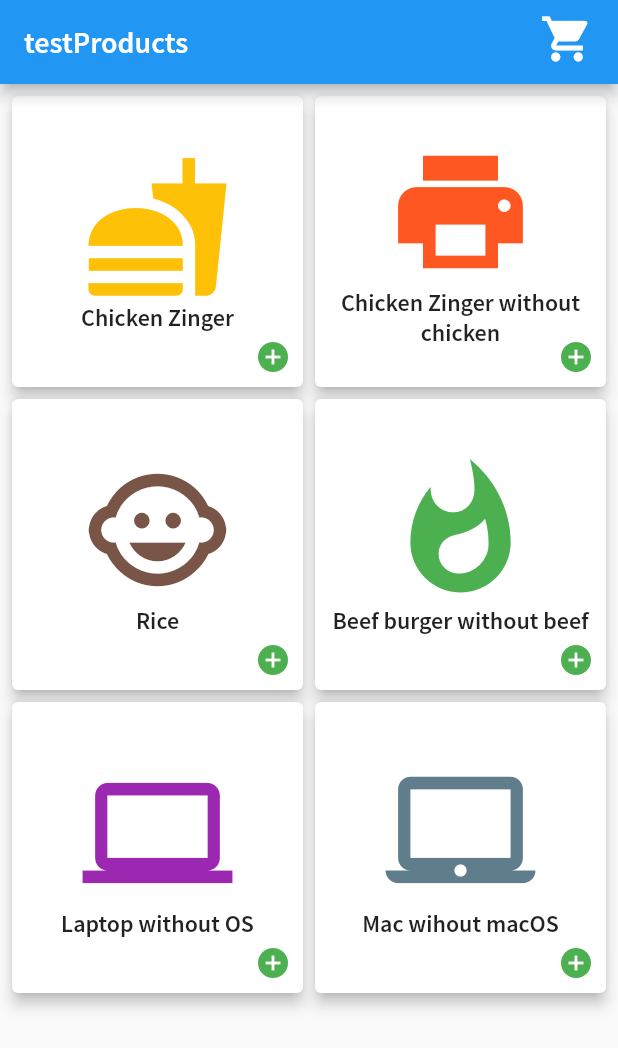
After one commit to Nader15/gas, a Flutter app: the TestProducts screen opened directly, after a tap on the "shopping cart" icon, on a phone screen of 412 x 824 dp. The commit adds this screen. Shown: the top 1048 px of the screen. Run offline on Flutter 3.47's test engine with Material 2 defaults, Android fonts, the phone set to English and light mode, and no system bars; our stand-ins replace flutter_svg, image_picker, localize_and_translate, shared_preferences; missing offline and left inert: xs_progress_hud; accounts and stored records are empty.

Commit message:
card edits

```diff
--- /dev/null
+++ b/lib/ui/TestLocalCart/CartModel.dart
@@ -0,0 +1,9 @@
+import 'package:flutter/material.dart';
+
+class CartModel {
+  final String name;
+  final IconData icon;
+  final Color color;
+
+  CartModel({this.name, this.icon, this.color});
+}
--- /dev/null
+++ b/lib/ui/TestLocalCart/test_products.dart
@@ -0,0 +1,222 @@
+import 'package:flutter/material.dart';
+import 'package:gas/ui/TestLocalCart/CartModel.dart';
+import 'package:gas/ui/TestLocalCart/test_cart.dart';
+
+
+
+class TestProducts extends StatefulWidget {
+  TestProducts({Key key, this.title}) : super(key: key);
+  final String title;
+
+  @override
+  _TestProductsState createState() => _TestProductsState();
+}
+
+class _TestProductsState extends State<TestProducts> {
+  List<CartModel> _dishes = List<CartModel>();
+
+  List<CartModel> _cartList = List<CartModel>();
+
+  @override
+  void initState() {
+    super.initState();
+    _populateDishes();
+  }
+
+  @override
+  Widget build(BuildContext context) {
+    return Scaffold(
+      appBar: AppBar(
+        title: Text("testProducts"),
+        actions: <Widget>[
+          Padding(
+            padding: const EdgeInsets.only(right: 16.0, top: 8.0),
+            child: GestureDetector(
+              child: Stack(
+                alignment: Alignment.topCenter,
+                children: <Widget>[
+                  Icon(
+                    Icons.shopping_cart,
+                    size: 36.0,
+                  ),
+                  if (_cartList.length > 0)
+                    Padding(
+                      padding: const EdgeInsets.only(left: 2.0),
+                      child: CircleAvatar(
+                        radius: 8.0,
+                        backgroundColor: Colors.red,
+                        foregroundColor: Colors.white,
+                        child: Text(
+                          _cartList.length.toString(),
+                          style: TextStyle(
+                            fontWeight: FontWeight.bold,
+                            fontSize: 12.0,
+                          ),
+                        ),
+                      ),
+                    ),
+                ],
+              ),
+              onTap: () {
+                if (_cartList.isNotEmpty)
+                  Navigator.of(context).push(
+                    MaterialPageRoute(
+                      builder: (context) => Cart(_cartList),
+                    ),
+                  );
+              },
+            ),
+          )
+        ],
+      ),
+      body: _buildGridView(),
+    );
+  }
+
+  ListView _buildListView() {
+    return ListView.builder(
+      itemCount: _dishes.length,
+      itemBuilder: (context, index) {
+        var item = _dishes[index];
+        return Padding(
+          padding: const EdgeInsets.symmetric(
+            horizontal: 8.0,
+            vertical: 2.0,
+          ),
+          child: Card(
+            elevation: 4.0,
+            child: ListTile(
+              leading: Icon(
+                item.icon,
+                color: item.color,
+              ),
+              title: Text(item.name),
+              trailing: GestureDetector(
+                child: (!_cartList.contains(item))
+                    ? Icon(
+                  Icons.add_circle,
+                  color: Colors.green,
+                )
+                    : Icon(
+                  Icons.remove_circle,
+                  color: Colors.red,
+                ),
+                onTap: () {
+                  setState(() {
+                    if (!_cartList.contains(item))
+                      _cartList.add(item);
+                    else
+                      _cartList.remove(item);
+                  });
+                },
+              ),
+            ),
+          ),
+        );
+      },
+    );
+  }
+
+  GridView _buildGridView() {
+    return GridView.builder(
+        padding: const EdgeInsets.all(4.0),
+        gridDelegate:
+        SliverGridDelegateWithFixedCrossAxisCount(crossAxisCount: 2),
+        itemCount: _dishes.length,
+        itemBuilder: (context, index) {
+          var item = _dishes[index];
+          return InkWell(
+            onTap: (){
+              setState(() {
+                if (!_cartList.contains(item))
+                  _cartList.add(item);
+                else
+                  _cartList.remove(item);
+              });
+            },
+            child: Card(
+                elevation: 4.0,
+                child: Stack(
+                  fit: StackFit.loose,
+                  alignment: Alignment.center,
+                  children: <Widget>[
+                    Column(
+                      mainAxisAlignment: MainAxisAlignment.center,
+                      children: <Widget>[
+                        Icon(
+                          item.icon,
+                          color: (_cartList.contains(item))
+                              ? Colors.grey
+                              : item.color,
+                          size: 100.0,
+                        ),
+                        Text(
+                          item.name,
+                          textAlign: TextAlign.center,
+                          style: Theme.of(context).textTheme.subhead,
+                        )
+                      ],
+                    ),
+                    Padding(
+                      padding: const EdgeInsets.only(
+                        right: 8.0,
+                        bottom: 8.0,
+                      ),
+                      child: Align(
+                        alignment: Alignment.bottomRight,
+                        child: (!_cartList.contains(item))
+                            ? Icon(
+                          Icons.add_circle,
+                          color: Colors.green,
+                        )
+                            : Icon(
+                          Icons.remove_circle,
+                          color: Colors.red,
+                        ),
+                      ),
+                    ),
+                  ],
+                )),
+          );
+        });
+  }
+
+  void _populateDishes() {
+    var list = <CartModel>[
+      CartModel(
+        name: 'Chicken Zinger',
+        icon: Icons.fastfood,
+        color: Colors.amber,
+      ),
+      CartModel(
+        name: 'Chicken Zinger without chicken',
+        icon: Icons.print,
+        color: Colors.deepOrange,
+      ),
+      CartModel(
+        name: 'Rice',
+        icon: Icons.child_care,
+        color: Colors.brown,
+      ),
+      CartModel(
+        name: 'Beef burger without beef',
+        icon: Icons.whatshot,
+        color: Colors.green,
+      ),
+      CartModel(
+        name: 'Laptop without OS',
+        icon: Icons.laptop,
+        color: Colors.purple,
+      ),
+      CartModel(
+        name: 'Mac wihout macOS',
+        icon: Icons.laptop_mac,
+        color: Colors.blueGrey,
+      ),
+    ];
+
+    setState(() {
+      _dishes = list;
+    });
+  }
+}
```
Also changed, not shown: lib/ui/HomeScreens/home_page.dart (+10 -7 lines), lib/ui/HomeScreens/products.dart (+27 -15 lines), lib/ui/TestLocalCart/test_cart.dart (added, +55 -0 lines), lib/ui/cart.dart (+13 -61 lines).
